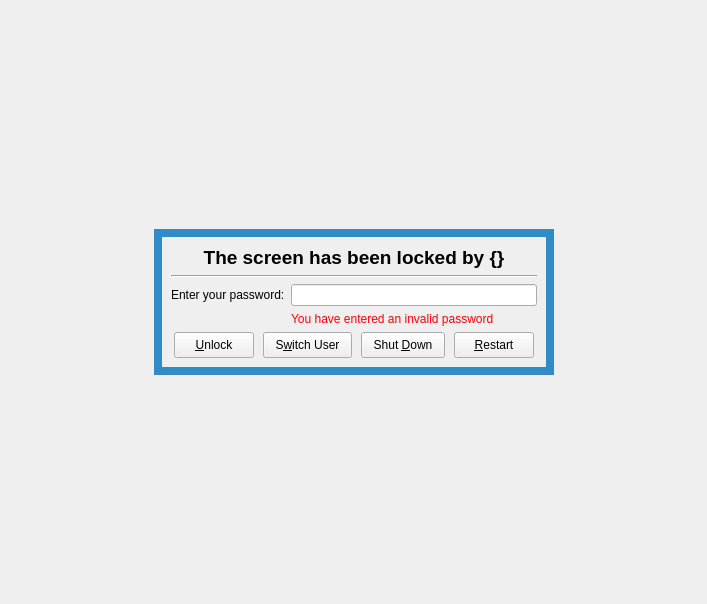
Before: the Qt Designer form interface.ui in Blender3D/Plock, drawn with Qt 5.
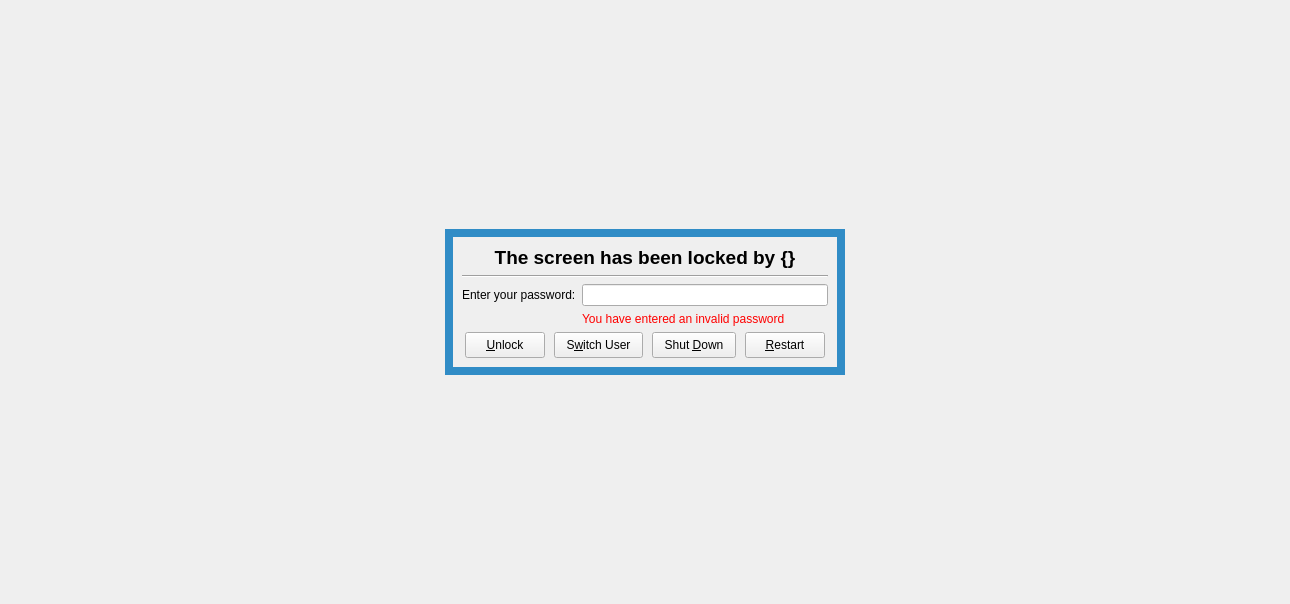
After: the same form once the commit is applied. Icons and pictures are not drawn.

Commit message: Fixed sizing issue for large monitors

```diff
--- a/interface.ui
+++ b/interface.ui
@@ -6,7 +6,7 @@
    <rect>
     <x>0</x>
     <y>0</y>
-    <width>707</width>
+    <width>1290</width>
     <height>604</height>
    </rect>
   </property>
@@ -29,7 +29,7 @@
       <property name="sizeHint" stdset="0">
        <size>
         <width>20</width>
-        <height>214</height>
+        <height>5000</height>
        </size>
       </property>
      </spacer>
@@ -41,7 +41,7 @@
       </property>
       <property name="sizeHint" stdset="0">
        <size>
-        <width>117</width>
+        <width>5000</width>
         <height>20</height>
        </size>
       </property>
@@ -250,7 +250,7 @@
       </property>
       <property name="sizeHint" stdset="0">
        <size>
-        <width>117</width>
+        <width>5000</width>
         <height>20</height>
        </size>
       </property>
@@ -264,7 +264,7 @@
       <property name="sizeHint" stdset="0">
        <size>
         <width>20</width>
-        <height>213</height>
+        <height>5000</height>
        </size>
       </property>
      </spacer>
```
The commit also changes 1 other file.
